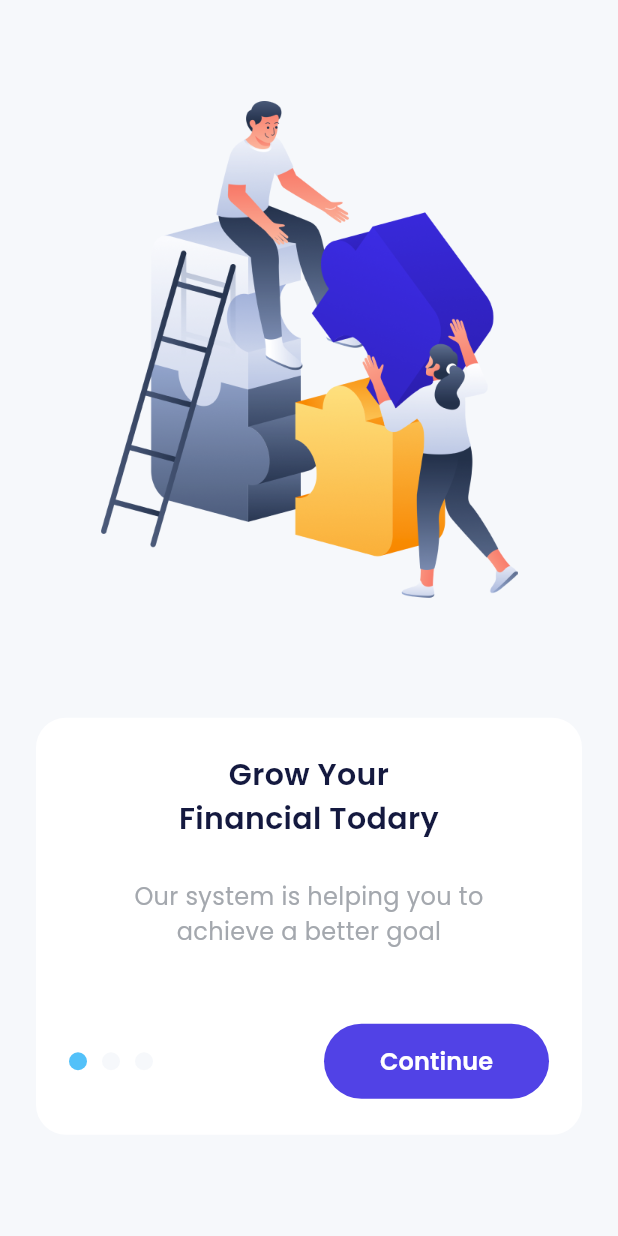
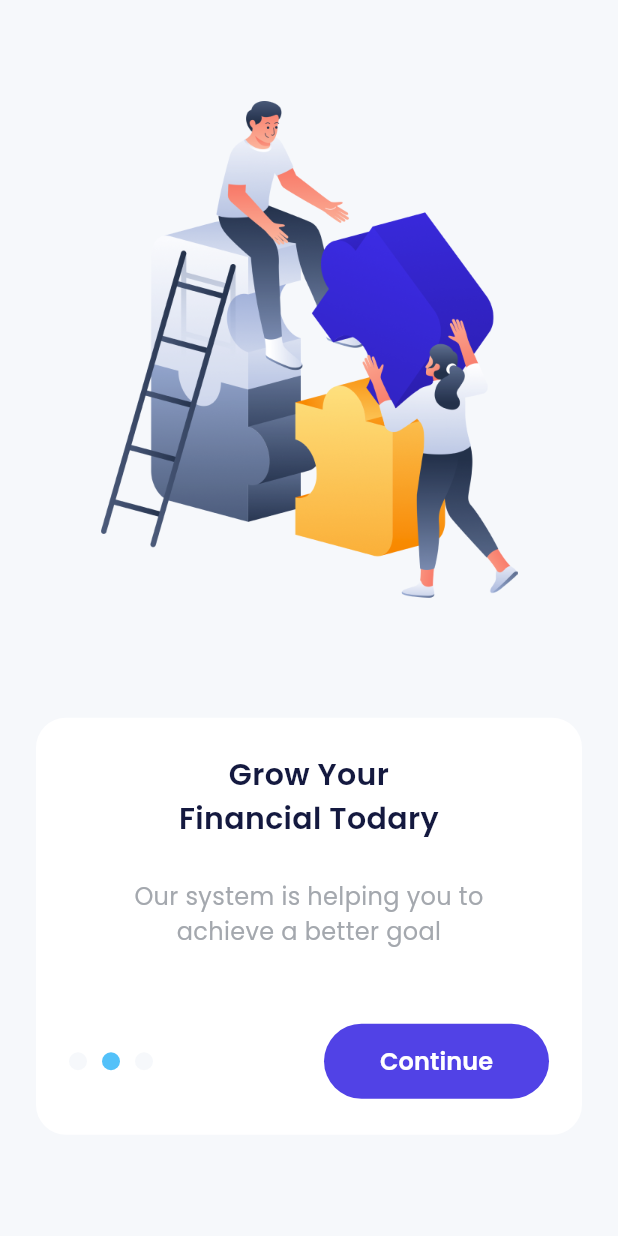
Before and after one commit to feyto81/bank_sha, a Flutter app: the screen it shows after launch, swiped to page 2, on a phone screen of 412 x 824 dp. Run offline on Flutter 3.47's test engine with Material 3 defaults, Android fonts, the light colour scheme and no system bars; drawn by our look-alikes of carousel_slider; our stand-ins replace google_fonts.

```diff
--- a/lib/ui/pages/onboarding_page.dart
+++ b/lib/ui/pages/onboarding_page.dart
@@ -97,7 +97,9 @@ class _OnboardingPageState extends State<OnboardingPage> {
                         ),
                         decoration: BoxDecoration(
                           shape: BoxShape.circle,
-                          color: blueColor,
+                          color: currentIndex == 0
+                              ? blueColor
+                              : ligthBackgroundColor,
                         ),
                       ),
                       Container(
@@ -108,7 +110,9 @@ class _OnboardingPageState extends State<OnboardingPage> {
                         ),
                         decoration: BoxDecoration(
                           shape: BoxShape.circle,
-                          color: ligthBackgroundColor,
+                          color: currentIndex == 1
+                              ? blueColor
+                              : ligthBackgroundColor,
                         ),
                       ),
                       Container(
@@ -119,7 +123,9 @@ class _OnboardingPageState extends State<OnboardingPage> {
                         ),
                         decoration: BoxDecoration(
                           shape: BoxShape.circle,
-                          color: ligthBackgroundColor,
+                          color: currentIndex == 2
+                              ? blueColor
+                              : ligthBackgroundColor,
                         ),
                       ),
                       const Spacer(),
```
